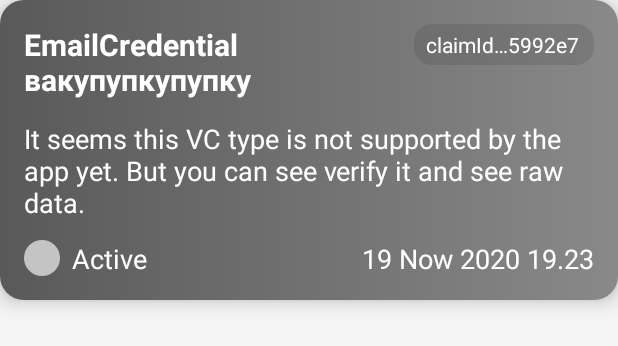
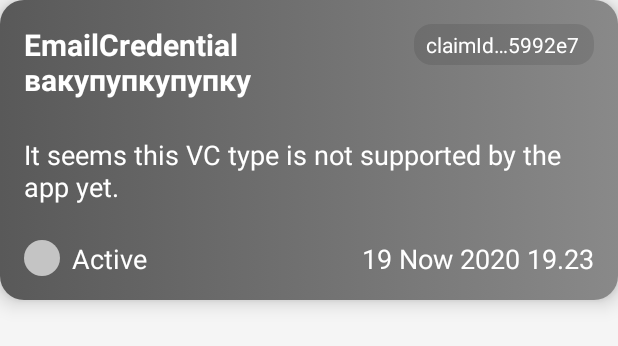
Before and after one commit to alexandr7035/AffinidiID, an Android app: the layout view_unknown_credential_item.xml on its own in the app's theme, with its tools: preview values and no code run, on a phone screen of 412 x 824 dp. Shown: the top 346 px of the screen. Run offline under Robolectric (Android 15) with nearby library versions, the phone set to English and light mode, and no system bars; network calls fail.

Commit message:
Small fixes

```diff
--- a/app/src/main/res/values/strings.xml
+++ b/app/src/main/res/values/strings.xml
@@ -71,7 +71,7 @@
 
     <string name="vc_type_email">Proof of E-mail address</string>
     <string name="vc_type_unknown">Unknown credential</string>
-    <string name="unknown_vc_exmplanation">It seems this VC type is not supported by the app yet. But you can see verify it and see raw data.</string>
+    <string name="unknown_vc_exmplanation">It seems this VC type is not supported by the app yet.</string>
     <string name="address">Address</string>
     <string name="delete_vc_explanation">Sure to delete the VC from cloud wallet? If you haven\'t saved it somewhere, you will have to re-issue it.</string>
     <string name="delete_vc">Delete VC?</string>
```
Also changed, not shown: 1 other file.
